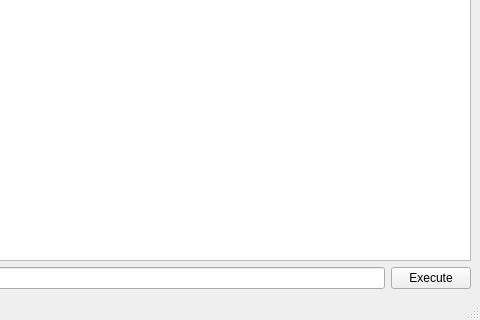
Before: the Qt Designer form qtgui/R/rconsole.ui in frabas/DISPLACE_GUI, drawn with Qt 5; both pictures show x 320 to 800 and y 280 to 600 of the 800 by 600 pixel window.
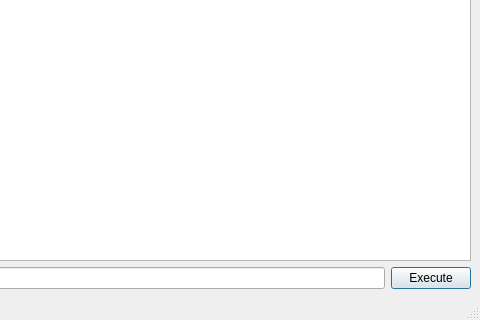
After: the same form once the commit is applied.

Commit message: Close command in RConsole. Interactive mode set to RInside

The edit to the form file:
```diff
--- a/qtgui/R/rconsole.ui
+++ b/qtgui/R/rconsole.ui
@@ -35,6 +35,12 @@
         <property name="text">
          <string>Execute</string>
         </property>
+        <property name="autoDefault">
+         <bool>true</bool>
+        </property>
+        <property name="default">
+         <bool>true</bool>
+        </property>
        </widget>
       </item>
      </layout>
```
The commit also changes 2 other files.
